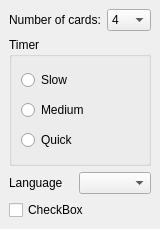
First picture: the form in src/generalui.ui, repository KDE/kard, before the edit.
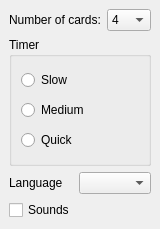
Second picture: the form after the edit.

What changed in the file:
```diff
--- a/src/generalui.ui
+++ b/src/generalui.ui
@@ -149,7 +149,7 @@
      <item>
       <widget class="QCheckBox" name="kcfg_sound" >
        <property name="text" >
-        <string>CheckBox</string>
+        <string>Sounds</string>
        </property>
       </widget>
      </item>
```
Left out of the diff: 15 changed lines with no effect on the pictures.
